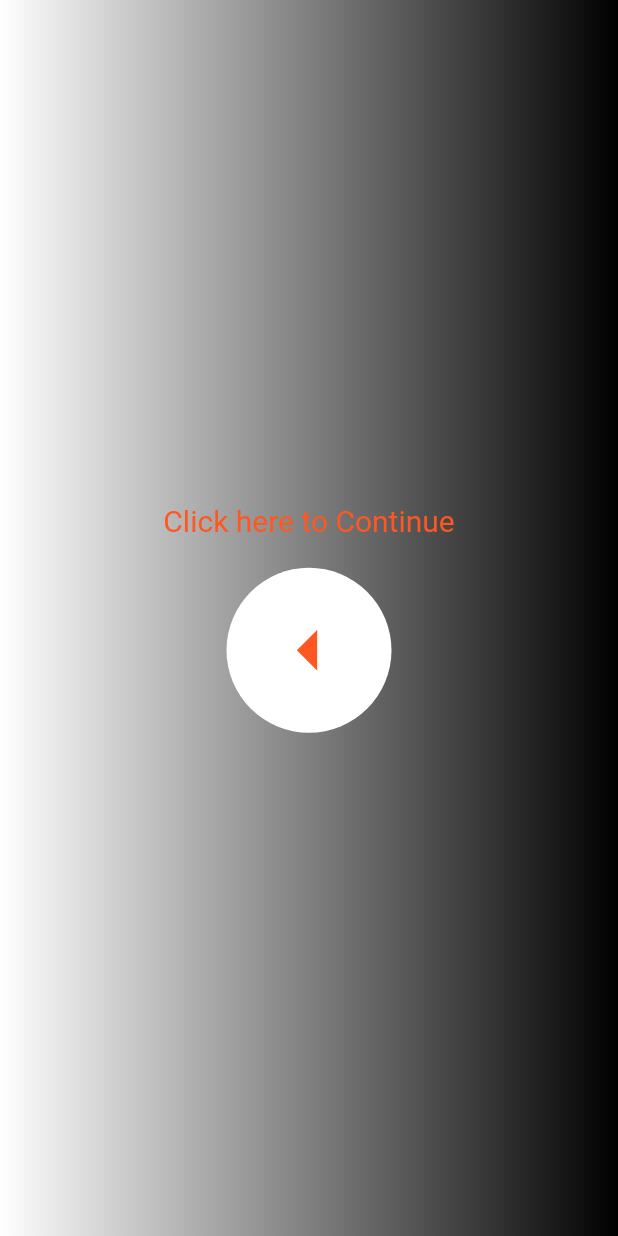
After one commit to hanishk/MuliColor-Splash-Screen-Flutter, a Flutter app: the screen it shows after launch, after a tap on the "forward" icon, on a phone screen of 412 x 824 dp. The commit adds this screen. Run offline on Flutter 3.47's test engine with Material 2 defaults, Android fonts, the phone set to English and light mode, and no system bars.

Commit message:
Second Commit

```diff
--- /dev/null
+++ b/lib/MainPage.dart
@@ -0,0 +1,50 @@
+import 'package:flutter/material.dart';
+
+class MainPage extends StatefulWidget {
+  @override
+  _MainPageState createState() => _MainPageState();
+}
+
+class _MainPageState extends State<MainPage> {
+  @override
+  Widget build(BuildContext context) {
+    return Scaffold(
+      body: Stack(
+        fit: StackFit.expand,
+        children: <Widget>[
+          Container(
+            decoration: BoxDecoration(
+                gradient: LinearGradient(
+                    colors: [Colors.white, Colors.black],
+                    begin: Alignment.bottomLeft,
+                    end: Alignment.bottomRight)),
+          ),
+          Column(
+            mainAxisAlignment: MainAxisAlignment.center,
+            children: <Widget>[
+              Text(
+                "Click here to Continue",
+                style: TextStyle(fontSize: 20.0, color: Colors.deepOrange),
+              ),
+              Padding(
+                padding: EdgeInsets.only(bottom: 20.0),
+              ),
+              CircleAvatar(
+                backgroundColor: Colors.white,
+                radius: 55.0,
+                child: IconButton(
+                  onPressed: () {
+                    Navigator.pop(context);
+                  },
+                  iconSize: 65.0,
+                  alignment: Alignment.center,
+                  icon: (Icon(Icons.arrow_left, color: Colors.deepOrange[500])),
+                ),
+              )
+            ],
+          ),
+        ],
+      ),
+    );
+  }
+}
--- a/lib/main.dart
+++ b/lib/main.dart
@@ -1,8 +1,9 @@
 import 'package:flutter/material.dart';
+import 'package:splash_screen/MainPage.dart';
 
-void main() => runApp(SplashScreen());
+void main() => runApp(MyApp());
 
-class SplashScreen extends StatelessWidget {
+class MyApp extends StatelessWidget {
   @override
   Widget build(BuildContext context) {
     return MaterialApp(
@@ -21,19 +22,18 @@ class HomePage extends StatefulWidget {
 }
 
 class _HomePageState extends State<HomePage> {
-  @override
-  Widget build(BuildContext context) {
-    return Scaffold(
-      body: Stack(
-        children: <Widget>[
-          Container(
+  Widget multibackground() {
+    return Container(
       decoration: BoxDecoration(
           gradient: LinearGradient(
               colors: [(Color(0xff18FFFF)), (Colors.purple[400])],
               begin: Alignment.bottomLeft,
               end: Alignment.bottomRight)),
-          ),
-          Column(
+    );
+  }
+
+  Widget nextButton() {
+    return Column(
       mainAxisAlignment: MainAxisAlignment.center,
       children: <Widget>[
         Center(
@@ -43,23 +43,36 @@ class _HomePageState extends State<HomePage> {
           ),
         ),
         Padding(
-                padding: EdgeInsets.only(top: 20.0),
+          padding: EdgeInsets.only(bottom: 20.0),
         ),
         CircleAvatar(
           backgroundColor: Colors.white,
           radius: 55.0,
           child: IconButton(
+            onPressed: () {
+              Navigator.push(
+                context,
+                MaterialPageRoute(builder: (context) => MainPage()),
+              );
+            },
             iconSize: 65.0,
             alignment: Alignment.center,
-                  icon : Icon(
+            icon: Icon(
               Icons.forward,
               color: Colors.deepOrange,
             ),
           ),
         ),
       ],
-          ),
-        ],
+    );
+  }
+
+  @override
+  Widget build(BuildContext context) {
+    return Scaffold(
+      body: Stack(
+        fit: StackFit.expand,
+        children: <Widget>[multibackground(), nextButton()],
       ),
     );
   }
```
Lines whose indentation alone changed are shown as unchanged.
